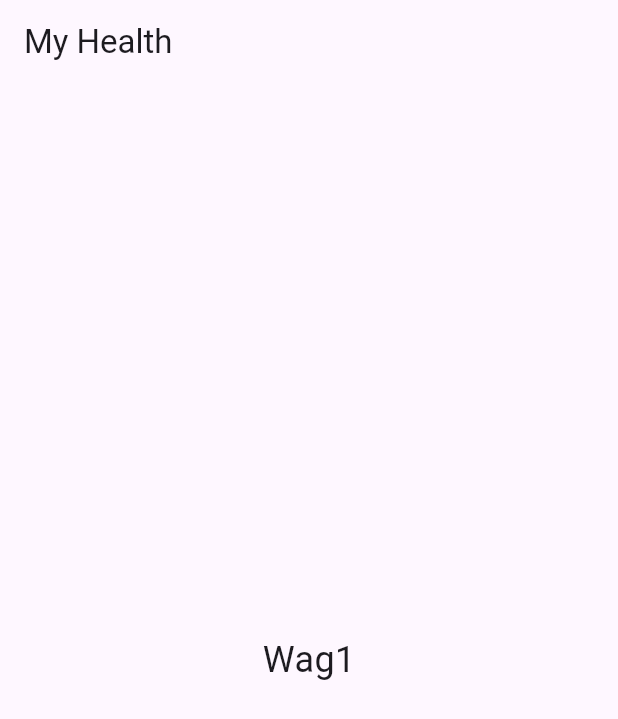
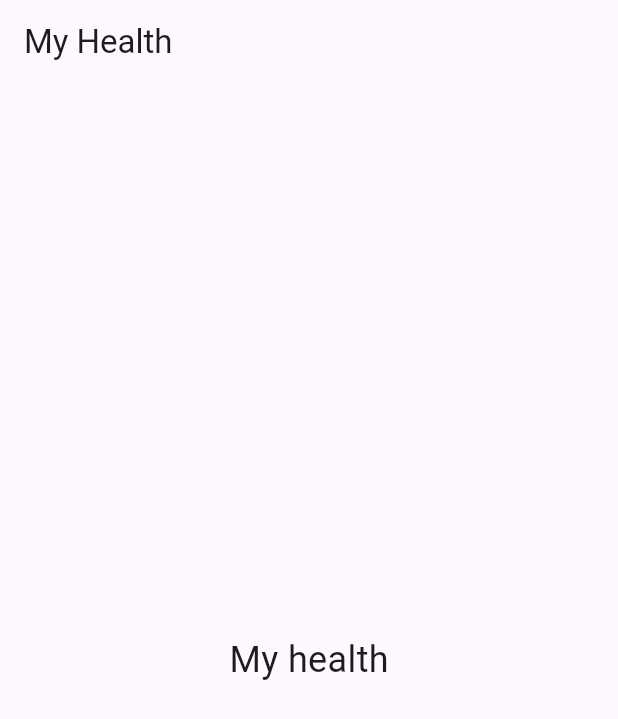
Before and after one commit to CameronBrazendale/healthpage, a Flutter app: the MyHealthPage screen opened directly, on a phone screen of 412 x 824 dp. Shown: the top 719 px of the screen. Run offline on Flutter 3.47's test engine with Material 3 defaults, Android fonts, the light colour scheme and no system bars.

Commit message:
commit test

```diff
--- a/lib/MyHealth.dart
+++ b/lib/MyHealth.dart
@@ -11,7 +11,7 @@ class MyHealthPage extends StatelessWidget {
       ),
       body: Center(
         child: Text(
-          'Wag1',
+          'My health',
           style: TextStyle(fontSize: 24.0),
         ),
       ),
```
